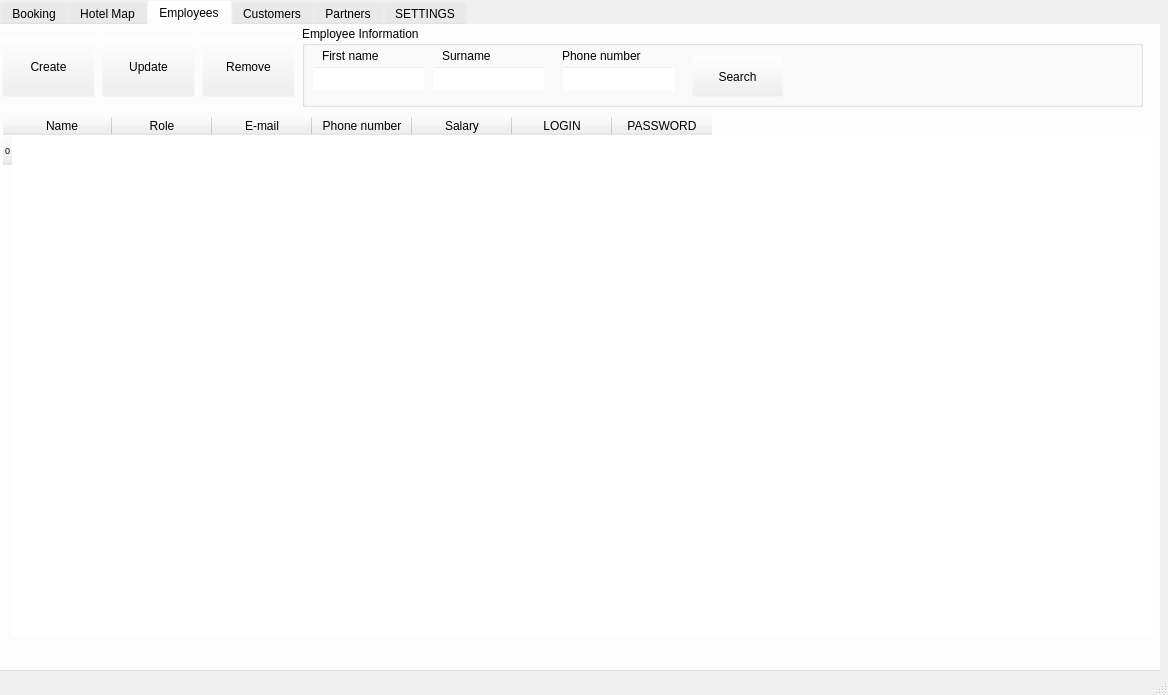
First picture: the form in mainwindow.ui, repository maksymba0/MXHotel, before the edit.
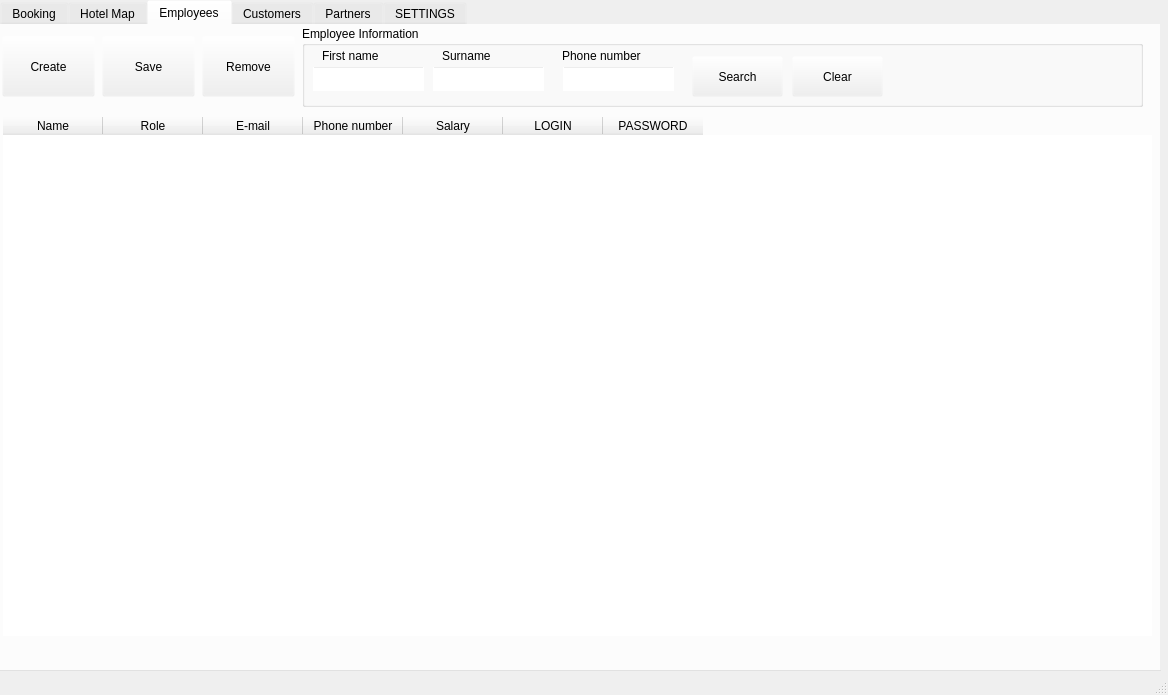
Second picture: the form after the edit. The open tabs and pages were chosen to show the change. Icons and pictures are not drawn.

Commit message: Updated Employees. Employee constructor and create employee func. EmployeeTable now shows data from QList. Added QList employees to MainWindow Class. Added Create,Save,Remove funcs for Employees Table. GetEmployeeByName.

Patch:
```diff
--- a/mainwindow.ui
+++ b/mainwindow.ui
@@ -1836,16 +1836,6 @@
         <height>521</height>
        </rect>
       </property>
-      <row>
-       <property name="text">
-        <string>0</string>
-       </property>
-       <property name="font">
-        <font>
-         <pointsize>7</pointsize>
-        </font>
-       </property>
-      </row>
       <column>
        <property name="text">
         <string>Name</string>
@@ -1881,37 +1871,6 @@
         <string>PASSWORD</string>
        </property>
       </column>
-      <item row="0" column="0">
-       <property name="text">
-        <string/>
-       </property>
-      </item>
-      <item row="0" column="1">
-       <property name="text">
-        <string/>
-       </property>
-       <property name="textAlignment">
-        <set>AlignCenter</set>
-       </property>
-      </item>
-      <item row="0" column="2">
-       <property name="text">
-        <string/>
-       </property>
-      </item>
-      <item row="0" column="3">
-       <property name="text">
-        <string/>
-       </property>
-      </item>
-      <item row="0" column="4">
-       <property name="text">
-        <string/>
-       </property>
-       <property name="textAlignment">
-        <set>AlignCenter</set>
-       </property>
-      </item>
      </widget>
      <widget class="QPushButton" name="pushButton_27">
       <property name="geometry">
@@ -1949,7 +1908,7 @@
        </rect>
       </property>
       <property name="text">
-       <string>Update</string>
+       <string>Save</string>
       </property>
      </widget>
      <widget class="QGroupBox" name="groupBox_5">
@@ -2046,6 +2005,19 @@
         <string>Search</string>
        </property>
       </widget>
+      <widget class="QPushButton" name="pushButton_34">
+       <property name="geometry">
+        <rect>
+         <x>490</x>
+         <y>30</y>
+         <width>91</width>
+         <height>41</height>
+        </rect>
+       </property>
+       <property name="text">
+        <string>Clear</string>
+       </property>
+      </widget>
      </widget>
     </widget>
     <widget class="QWidget" name="tab_4">
```
Left out of the diff: 2 changed lines with no effect on the pictures. The commit also changes 16 other files.
